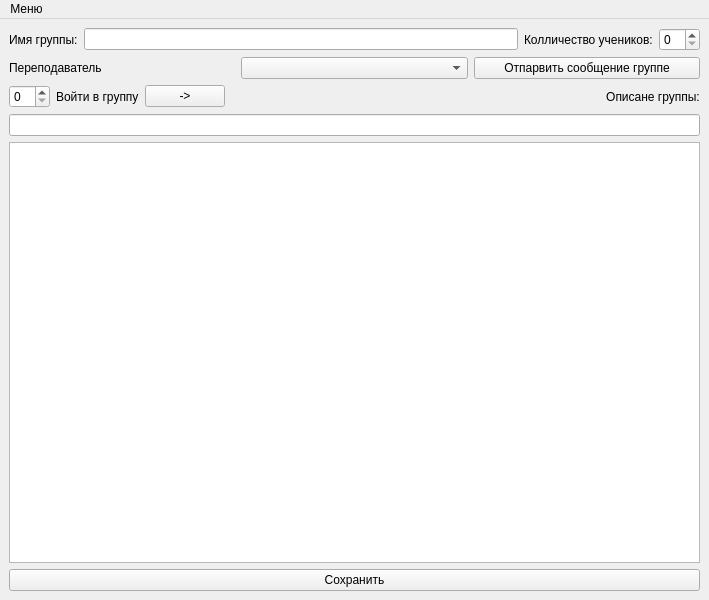
Qt form ui/ui_template/group.ui (Shyambf/TmT) before a commit.
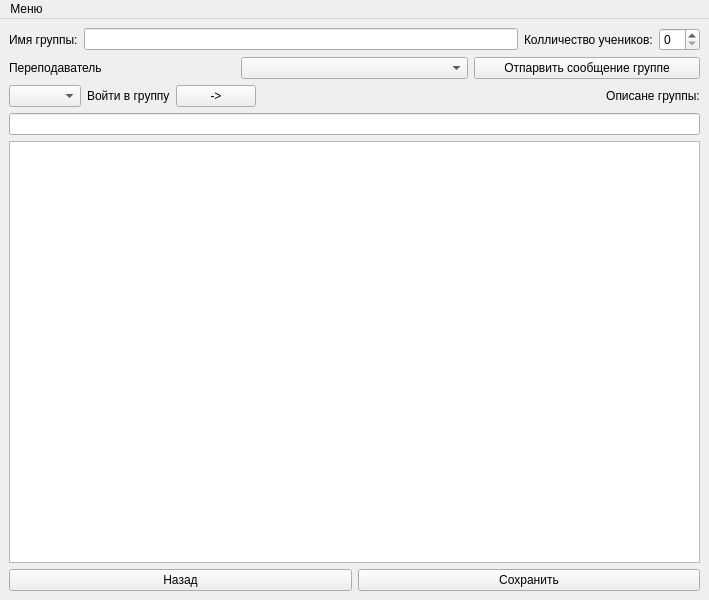
The same form after that commit.

Patch:
```diff
--- a/ui/ui_template/group.ui
+++ b/ui/ui_template/group.ui
@@ -67,7 +67,7 @@
         <item>
          <layout class="QHBoxLayout" name="horizontalLayout_4">
           <item>
-           <widget class="QSpinBox" name="spinBox_2"/>
+           <widget class="QComboBox" name="comboBox_2"/>
           </item>
           <item>
            <widget class="QLabel" name="label_5">
@@ -114,7 +114,16 @@
        </layout>
       </item>
       <item>
-       <widget class="QTableView" name="tableView"/>
+       <widget class="QTableWidget" name="tableWidget"/>
+      </item>
+      <item>
+       <layout class="QHBoxLayout" name="horizontalLayout">
+        <item>
+         <widget class="QPushButton" name="pushButton_4">
+          <property name="text">
+           <string>Назад</string>
+          </property>
+         </widget>
       </item>
       <item>
        <widget class="QPushButton" name="pushButton">
@@ -131,6 +140,8 @@
          <bool>false</bool>
         </property>
        </widget>
+        </item>
+       </layout>
       </item>
      </layout>
     </item>
```
Lines whose indentation alone changed are shown as unchanged.
